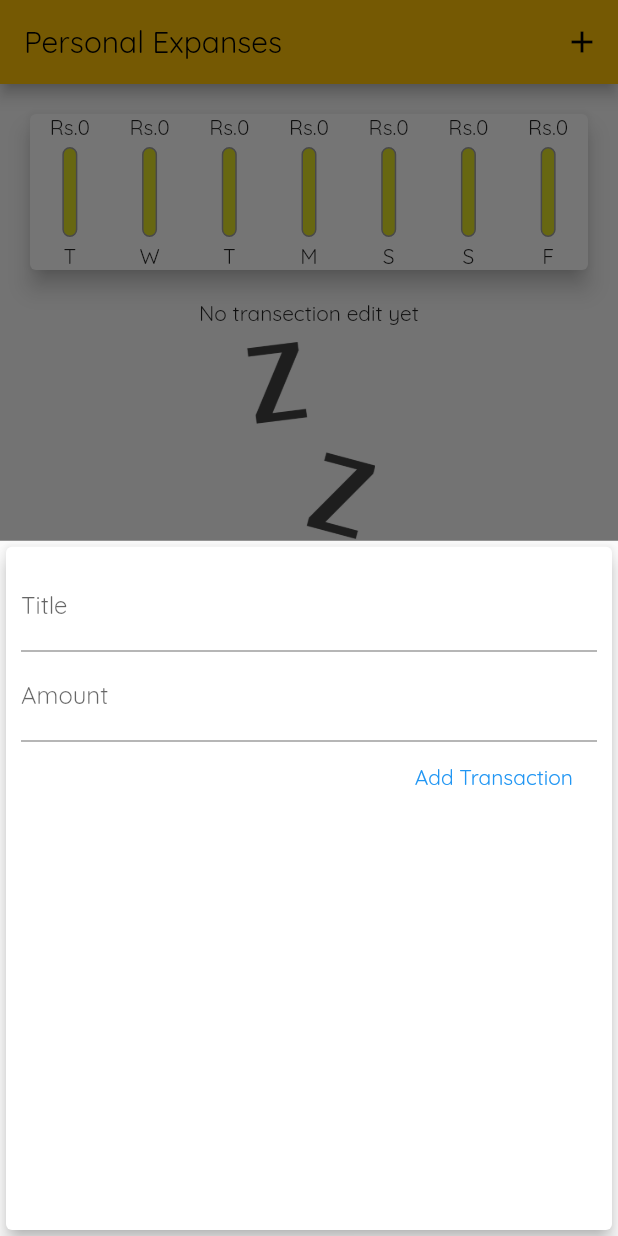
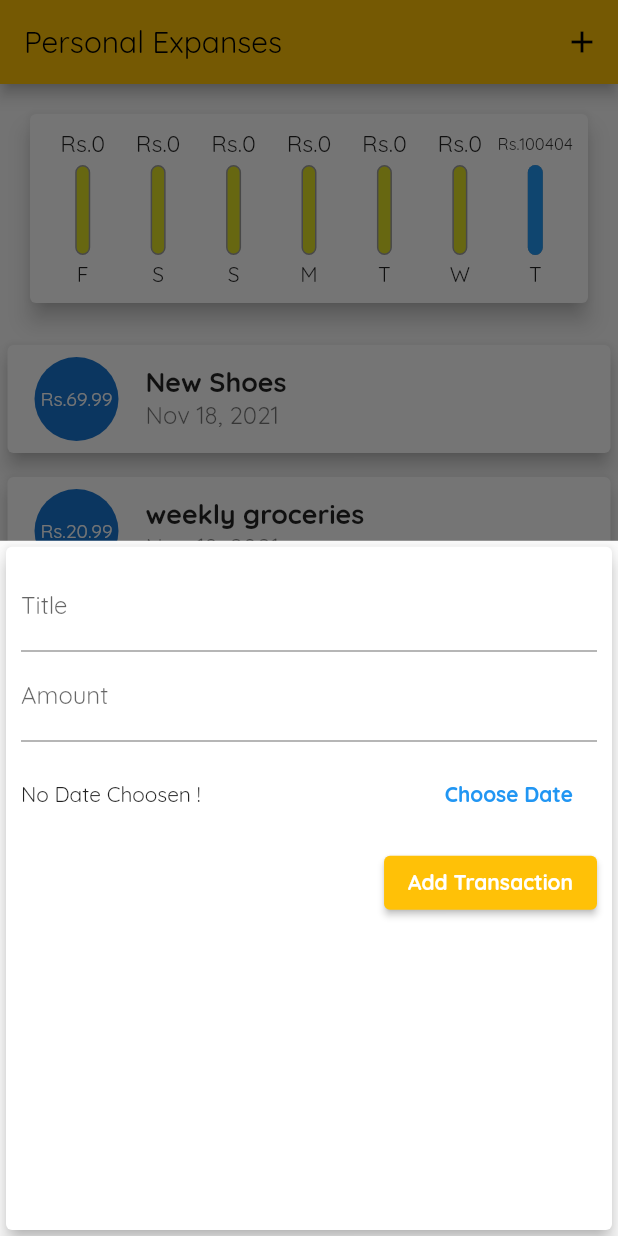
Before and after one commit to waqarumer/expanse_planner, a Flutter app: the screen it shows after launch, after a tap on the "add" icon, on a phone screen of 412 x 824 dp. Run offline on Flutter 3.47's test engine with Material 2 defaults, Android fonts, the phone set to English and light mode, and no system bars.

Commit message:
updated app

```diff
--- a/lib/main.dart
+++ b/lib/main.dart
@@ -39,24 +39,36 @@ class MyHomePage extends StatefulWidget {
 
 class _MyHomePageState extends State<MyHomePage> {
   final List<Transaction> _userTransections = [
-    // Transaction(
-    //   id: 't1',
-    //   title: 'New Shoes',
-    //   amount: 69.99,
-    //   date: DateTime.now(),
-    // ),
-    // Transaction(
-    //   id: 't2',
-    //   title: 'weekly groceries',
-    //   amount: 20.99,
-    //   date: DateTime.now(),
-    // ),
-    // Transaction(
-    //   id: 't3',
-    //   title: 'phone',
-    //   amount: 10.99,
-    //   date: DateTime.now(),
-    // ),
+    Transaction(
+      id: 't1',
+      title: 'New Shoes',
+      amount: 69.99,
+      date: DateTime.now(),
+    ),
+    Transaction(
+      id: 't2',
+      title: 'weekly groceries',
+      amount: 20.99,
+      date: DateTime.now(),
+    ),
+    Transaction(
+      id: 't3',
+      title: 'phone',
+      amount: 10.99,
+      date: DateTime.now(),
+    ),
+     Transaction(
+      id: 't4',
+      title: 'biryani',
+      amount: 300.99,
+      date: DateTime.now(),
+    ),
+     Transaction(
+      id: 't4',
+      title: 'bike',
+      amount: 100000.99,
+      date: DateTime.now(),
+    ),
   ];
 
   List<Transaction> get _recrntTransactions{
--- a/lib/widgets/char_bar.dart
+++ b/lib/widgets/char_bar.dart
@@ -14,7 +14,12 @@ class ChartBar extends StatelessWidget {
   Widget build(BuildContext context) {
     return Column(
       children: <Widget>[
-        FittedBox(child: Text('\Rs.${spendingAmount.toStringAsFixed(0)}')),
+        Container(
+          height: 20,
+          child: FittedBox(
+            child: Text('\Rs.${spendingAmount.toStringAsFixed(0)}')
+            ),
+            ),
         SizedBox(height: 4,),
         Container(
           height: 60,
--- a/lib/widgets/chart.dart
+++ b/lib/widgets/chart.dart
@@ -39,7 +39,7 @@ class Chart extends StatelessWidget {
         'day' : DateFormat.E().format(weekDay).substring(0,1),
         'amount' : totalSum,
         };
-    });
+    }).reversed.toList();
   }
 
   double get totalSpending {
@@ -54,6 +54,8 @@ class Chart extends StatelessWidget {
     return Card(
       elevation: 6,
       margin: EdgeInsets.all(20),
+      child: Container(
+        padding: EdgeInsets.all(10),
         child: Row(
           mainAxisAlignment: MainAxisAlignment.spaceAround,
           children: groupedTransectionValues.map((data){
@@ -68,6 +70,7 @@ class Chart extends StatelessWidget {
             );
           }).toList(),
         ),
+      ),
     );
   }
 }
--- a/lib/widgets/new_transections.dart
+++ b/lib/widgets/new_transections.dart
@@ -1,6 +1,7 @@
 // ignore_for_file: prefer_const_constructors
 
 import 'package:flutter/material.dart';
+import 'package:intl/intl.dart';
 
 class NewTransections extends StatefulWidget {
   final Function addTx;
@@ -15,8 +16,9 @@ class _NewTransectionsState extends State<NewTransections> {
   final titleController = TextEditingController();
 
   final amountController = TextEditingController();
+  DateTime? _selectedDate;
 
-  void submitData() {
+  void _submitData() {
     final enteredTitle = titleController.text;
     final enteredAmount = double.parse(amountController.text);
     if (enteredTitle.isEmpty || enteredAmount <= 0) {
@@ -29,6 +31,21 @@ class _NewTransectionsState extends State<NewTransections> {
     Navigator.of(context).pop();
   }
 
+  void _presentDatePicker(){
+    showDatePicker(
+      context: context,
+      initialDate: DateTime.now(),
+      firstDate: DateTime(2021),
+      lastDate: DateTime.now()).then((pickedDate){
+        if(pickedDate == null){
+          return;
+        }
+        setState(() {
+        _selectedDate = pickedDate;
+        });
+
+      });
+  }
   @override
   Widget build(BuildContext context) {
     return Card(
@@ -45,7 +62,7 @@ class _NewTransectionsState extends State<NewTransections> {
               //   titleInput = val;
               // },
               controller: titleController,
-              onSubmitted: (_) => submitData(),
+              onSubmitted: (_) => _submitData(),
             ),
             TextField(
               decoration: InputDecoration(labelText: 'Amount'),
@@ -54,24 +71,42 @@ class _NewTransectionsState extends State<NewTransections> {
               // },
               controller: amountController,
               keyboardType: TextInputType.number,
-              onSubmitted: (_) => submitData(),
+              onSubmitted: (_) => _submitData(),
+            ),
+            SizedBox(
+              height: 70,
+              child: Row(
+                children: <Widget>[
+                  Expanded(
+                    child: Text(
+                      // ignore: unnecessary_null_comparison
+                      _selectedDate == null
+                      ? 'No Date Choosen !'
+                      : 'Picked Date: ${DateFormat.yMd().format(_selectedDate!)}',
+                       ),
                   ),
                   MaterialButton(
+                    onPressed: _presentDatePicker,
+                    child: Text('Choose Date',
+                    style: TextStyle(fontWeight: FontWeight.bold),
+                    ),
+                    textColor: Theme.of(context).primaryColor,
+                    ),
+                ],
+              ),
+            ),
+            ElevatedButton(
                onPressed: () {
-                // // print(titleInput);
-                // // print(amountInput);
-                // addTx(
-                //   titleController.text,
-                //   double.parse(amountController.text),
-                // );
-                submitData();
+               _submitData();
                },
               child: Text(
                'Add Transaction',
                style: TextStyle(
-                  color: Theme.of(context).primaryColor,
+               color: Colors.white,
+               fontWeight: FontWeight.bold
                ),
               ),
+
             ),
           ],
         ),
--- a/lib/widgets/transection_list.dart
+++ b/lib/widgets/transection_list.dart
@@ -31,39 +31,30 @@ class TransectionList extends StatelessWidget {
 
       ): ListView.builder(itemBuilder:(ctx,index){
         return Card(
-            child: Row(
-              children: <Widget>[
-                Container(
-                  margin: EdgeInsets.symmetric(horizontal: 15, vertical: 10),
-                  decoration: BoxDecoration(
-                      border: Border.all(color: Theme.of(context).primaryColor, width: 2)),
-                  padding: EdgeInsets.all(10),
-                  child: Text(
-                    'Rs. ${transections[index].amount.toStringAsFixed(2)}',
+          elevation: 5,
+          margin: EdgeInsets.symmetric(vertical: 8,horizontal: 5),
+          child: ListTile(
+
+            leading: CircleAvatar(
+              radius: 30,
+              // ignore: unnecessary_string_escapes
+              child: Padding(
+                padding: const EdgeInsets.all(6.0),
+                child: FittedBox(child: Text('\Rs.${transections[index].amount}')),
+              ),
+            ),
+            title: Text(
+              transections[index].title,
               style: TextStyle(
                 fontSize: 18,
                 fontWeight: FontWeight.bold,
               ),
             ),
-                ),
-                Column(
-                  crossAxisAlignment: CrossAxisAlignment.start,
-                  children: <Widget>[
-                    Text(
-                      transections[index].title,
-                      style: TextStyle(fontSize: 16, fontWeight: FontWeight.bold),
-                    ),
-                    Text(
-                      DateFormat().add_yMMMd().format(transections[index].date),
+            subtitle: Text(DateFormat.yMMMd().format(transections[index].date,),
             style: TextStyle(
-                        fontSize: 16,
-                        fontWeight: FontWeight.bold,
-                        color: Theme.of(context).primaryColor,
+              fontSize: 16
             ),
             ),
-                  ],
-                ),
-              ],
           ),
         );
       },
```
Lines whose indentation alone changed are shown as unchanged.
